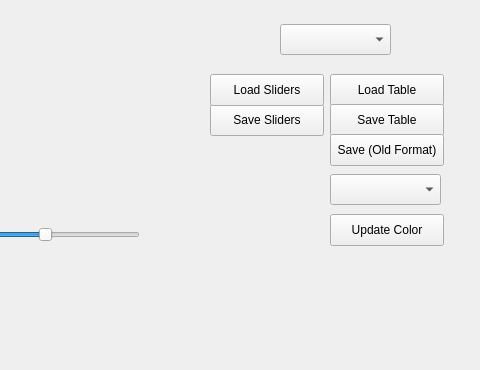
northern-bites/nbites, file src/qtool/colorcreator/ColorCreator.ui: the form before one commit; both pictures show x 520 to 1000 and y 596 to 966 of the 1000 by 966 pixel window.
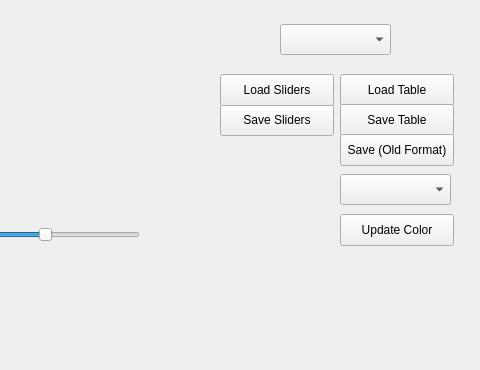
The form after the commit.

Commit message: implemented ej's slider RW methods.  issues remain.

Diff of the .ui file:
```diff
--- a/src/qtool/colorcreator/ColorCreator.ui
+++ b/src/qtool/colorcreator/ColorCreator.ui
@@ -376,7 +376,7 @@
   <widget class="QPushButton" name="readTable">
    <property name="geometry">
     <rect>
-     <x>850</x>
+     <x>860</x>
      <y>670</y>
      <width>114</width>
      <height>32</height>
@@ -411,7 +411,7 @@
   <widget class="QPushButton" name="writeTable">
    <property name="geometry">
     <rect>
-     <x>850</x>
+     <x>860</x>
      <y>700</y>
      <width>114</width>
      <height>32</height>
@@ -486,7 +486,7 @@
   <widget class="QPushButton" name="writeOldTable">
    <property name="geometry">
     <rect>
-     <x>850</x>
+     <x>860</x>
      <y>730</y>
      <width>114</width>
      <height>32</height>
@@ -600,7 +600,7 @@
   <widget class="QPushButton" name="changeColor">
    <property name="geometry">
     <rect>
-     <x>850</x>
+     <x>860</x>
      <y>810</y>
      <width>114</width>
      <height>32</height>
@@ -613,7 +613,7 @@
   <widget class="QComboBox" name="modeSelect">
    <property name="geometry">
     <rect>
-     <x>850</x>
+     <x>860</x>
      <y>770</y>
      <width>111</width>
      <height>31</height>
@@ -623,7 +623,7 @@
   <widget class="QPushButton" name="writeSliders">
    <property name="geometry">
     <rect>
-     <x>730</x>
+     <x>740</x>
      <y>700</y>
      <width>114</width>
      <height>32</height>
@@ -636,7 +636,7 @@
   <widget class="QPushButton" name="readSliders">
    <property name="geometry">
     <rect>
-     <x>730</x>
+     <x>740</x>
      <y>670</y>
      <width>114</width>
      <height>32</height>
```
The commit also changes 2 other files.
